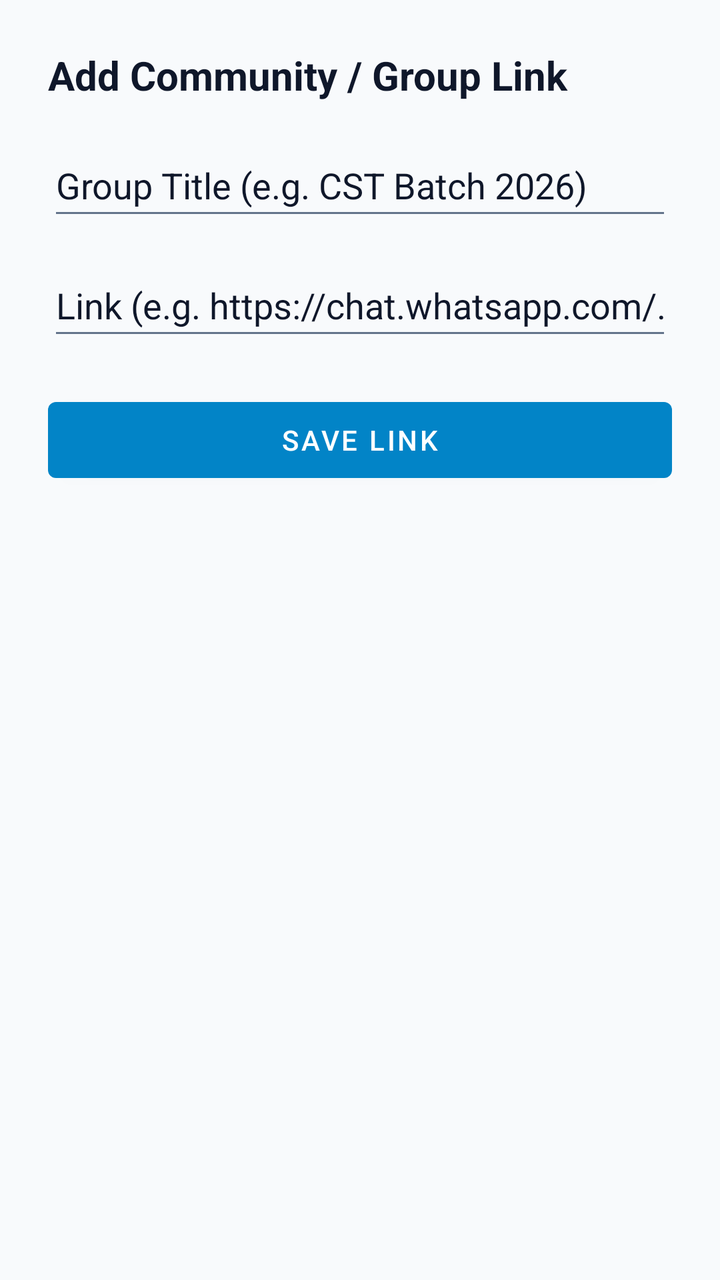
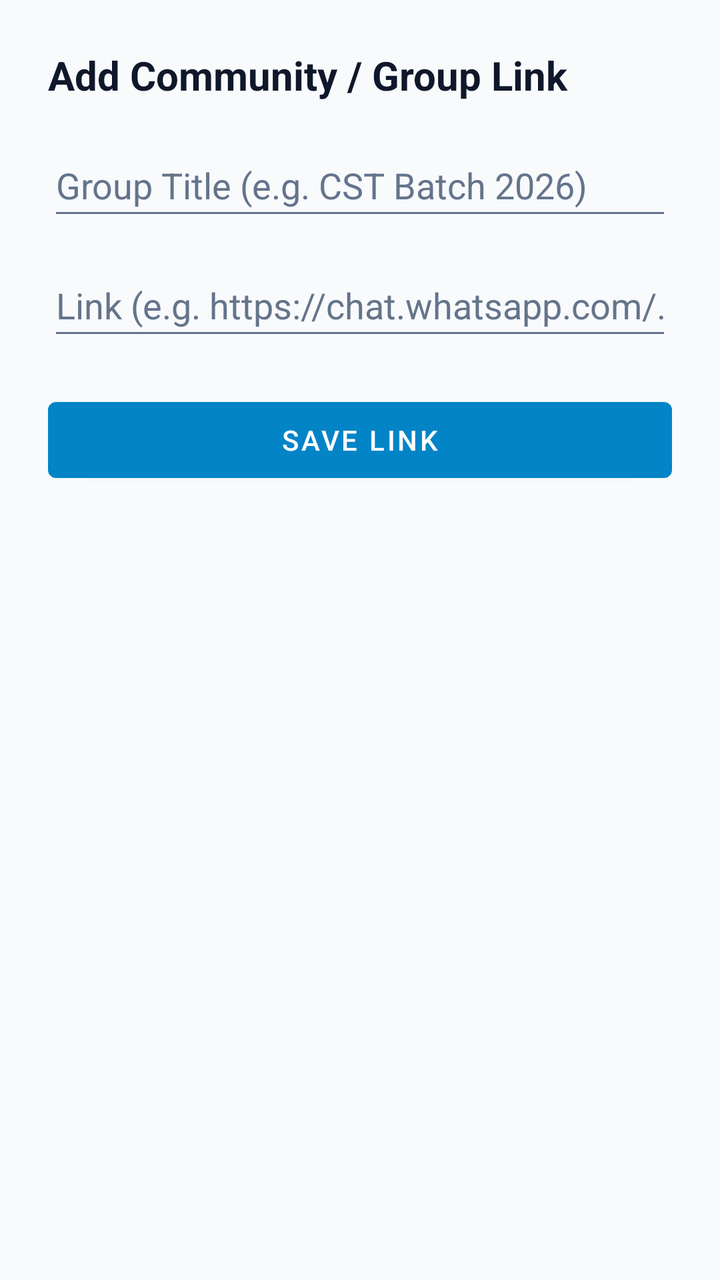

Two renders of the same Android screen: before a commit and after it. Below are the layout's source before the change and the commit's diff.
<!-- AndroidManifest.xml: application theme Theme.LifeSync -->
<!-- res/layout/dialog_add_group_link.xml -->
<?xml version="1.0" encoding="utf-8"?>
<LinearLayout xmlns:android="http://schemas.android.com/apk/res/android"
    android:layout_width="match_parent"
    android:layout_height="wrap_content"
    android:orientation="vertical"
    android:padding="24dp">

    <TextView
        android:layout_width="wrap_content"
        android:layout_height="wrap_content"
        android:text="Add Community / Group Link"
        android:textSize="20sp"
        android:textStyle="bold"
        android:textColor="?attr/colorOnSurface"
        android:layout_marginBottom="16dp" />

    <EditText
        android:id="@+id/etGroupTitle"
        android:layout_width="match_parent"
        android:layout_height="wrap_content"
        android:minHeight="48dp"
        android:hint="Group Title (e.g. CST Batch 2026)"
        android:textColor="?attr/colorOnSurface"
        android:textColorHint="?attr/colorOutline"
        android:layout_marginBottom="12dp" />

    <EditText
        android:id="@+id/etGroupUrl"
        android:layout_width="match_parent"
        android:layout_height="wrap_content"
        android:minHeight="48dp"
        android:inputType="textUri"
        android:hint="Link (e.g. https://chat.whatsapp.com/...)"
        android:textColor="?attr/colorOnSurface"
        android:textColorHint="?attr/colorOutline"
        android:layout_marginBottom="20dp" />

    <com.google.android.material.button.MaterialButton
        android:id="@+id/btnSaveGroupLink"
        android:layout_width="match_parent"
        android:layout_height="50dp"
        android:text="SAVE LINK" />
</LinearLayout>
<!-- resources referenced by this layout -->
<resources>
  <style name="Theme.LifeSync" parent="Theme.MaterialComponents.DayNight.NoActionBar">
          <item name="colorPrimary">@color/primary</item>
          <item name="colorPrimaryVariant">@color/primary_variant</item>
          <item name="colorOnPrimary">@color/on_primary</item>
          <item name="colorSecondary">@color/secondary</item>
          <item name="colorSecondaryVariant">@color/secondary_variant</item>
          <item name="colorOnSecondary">@color/on_secondary</item>
          <item name="colorSurface">@color/surface</item>
          <item name="colorOnSurface">@color/text_primary</item>
          <item name="colorOnBackground">@color/text_primary</item>
          <item name="colorOnSurfaceVariant">@color/text_secondary</item>
          <item name="android:colorBackground">@color/background</item>
          <item name="android:windowBackground">@color/background</item>
          <item name="android:textColorPrimary">@color/text_primary</item>
          <item name="android:textColorSecondary">@color/text_secondary</item>
          <item name="android:statusBarColor">@color/background</item>
          <item name="android:windowLightStatusBar">true</item>
          <item name="android:navigationBarColor">@color/background</item>
          <item name="materialCardViewStyle">@style/CardElevationRounded</item>
          <item name="android:textViewStyle">@style/DuoRhythmTextView</item>
          <item name="android:editTextStyle">@style/DuoRhythmEditText</item>
          <item name="editTextStyle">@style/DuoRhythmEditText</item>
      </style>
  <color name="primary">#0284C7</color>
  <color name="primary_variant">#0369A1</color>
  <color name="on_primary">#FFFFFF</color>
  <color name="secondary">#7C3AED</color>
  <color name="secondary_variant">#6D28D9</color>
  <color name="on_secondary">#FFFFFF</color>
  <color name="surface">#FFFFFF</color>
  <color name="text_primary">#0F172A</color>
  <color name="text_secondary">#64748B</color>
  <color name="background">#F8FAFC</color>
  <style name="CardElevationRounded" parent="Widget.MaterialComponents.CardView">
          <item name="cardCornerRadius">22dp</item>
          <item name="cardElevation">2dp</item>
          <item name="strokeWidth">1dp</item>
          <item name="strokeColor">@color/card_stroke</item>
          <item name="cardBackgroundColor">@color/surface_card</item>
      </style>
  <style name="DuoRhythmTextView" parent="android:Widget.TextView">
          <item name="android:lineSpacingExtra">2dp</item>
          <item name="android:fontFamily">sans-serif</item>
          <item name="android:includeFontPadding">true</item>
      </style>
  <style name="DuoRhythmEditText" parent="android:Widget.EditText">
          <item name="android:lineSpacingExtra">2dp</item>
          <item name="android:fontFamily">sans-serif</item>
          <item name="android:includeFontPadding">true</item>
          <item name="android:textColor">@color/text_primary</item>
          <item name="android:textColorHint">@color/text_secondary</item>
      </style>
  <color name="card_stroke">#E2E8F0</color>
  <color name="surface_card">#FFFFFF</color>
</resources>

<!-- the commit's change to res/layout/dialog_add_group_link.xml (unified diff, before → after) -->
@@ -21,7 +21,7 @@
         android:minHeight="48dp"
         android:hint="Group Title (e.g. CST Batch 2026)"
         android:textColor="?attr/colorOnSurface"
-        android:textColorHint="?attr/colorOutline"
+        android:textColorHint="?android:attr/textColorSecondary"
         android:layout_marginBottom="12dp" />
 
     <EditText
@@ -32,7 +32,7 @@
         android:inputType="textUri"
         android:hint="Link (e.g. https://chat.whatsapp.com/...)"
         android:textColor="?attr/colorOnSurface"
-        android:textColorHint="?attr/colorOutline"
+        android:textColorHint="?android:attr/textColorSecondary"
         android:layout_marginBottom="20dp" />
 
     <com.google.android.material.button.MaterialButton
<!-- resource entries referenced after the edit -->
@@ -11,6 +11,7 @@
           <item name="colorOnSurface">@color/text_primary</item>
           <item name="colorOnBackground">@color/text_primary</item>
           <item name="colorOnSurfaceVariant">@color/text_secondary</item>
+          <item name="colorOutline">@color/text_secondary</item>
           <item name="android:colorBackground">@color/background</item>
           <item name="android:windowBackground">@color/background</item>
           <item name="android:textColorPrimary">@color/text_primary</item>
